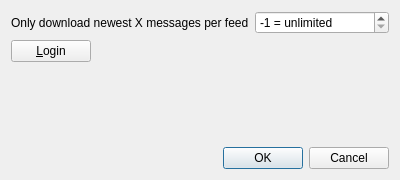
First picture: the form in src/services/inoreader/gui/formeditinoreaderaccount.ui, repository martinrotter/rssguard, before the edit.
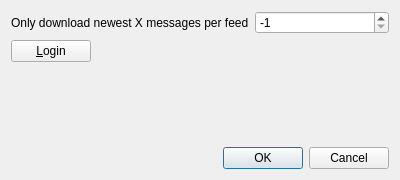
Second picture: the form after the edit. Custom widgets are drawn as their Qt base class.

Diff of the .ui file:
```diff
--- a/src/services/inoreader/gui/formeditinoreaderaccount.ui
+++ b/src/services/inoreader/gui/formeditinoreaderaccount.ui
@@ -29,9 +29,6 @@
        <height>16777215</height>
       </size>
      </property>
-     <property name="suffix">
-      <string> = unlimited</string>
-     </property>
      <property name="minimum">
       <number>-1</number>
      </property>
```
